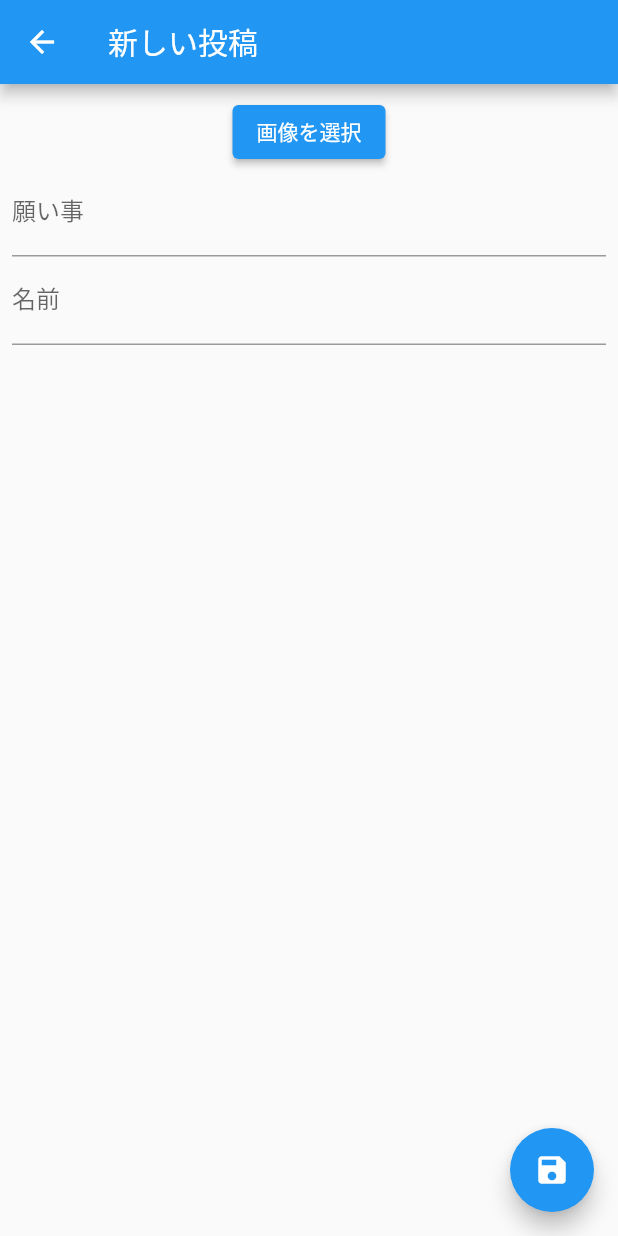
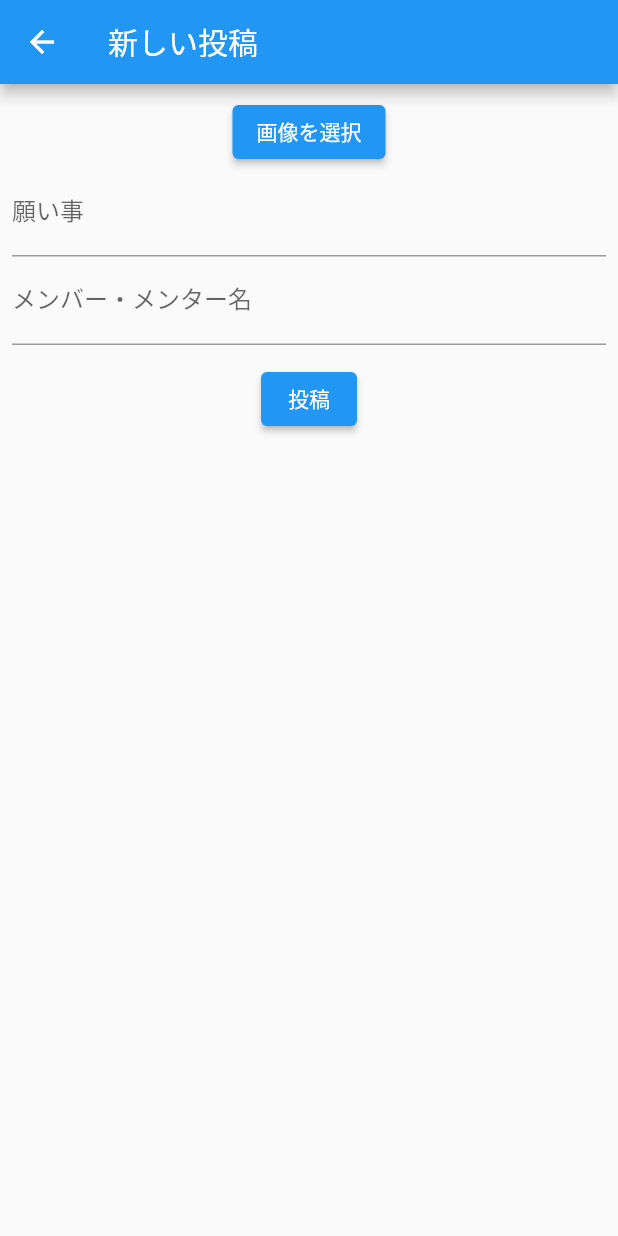
Before and after one commit to sugijotaro/dream_comes_true, a Flutter app: the NewPostPage screen opened directly, on a phone screen of 412 x 824 dp. Run offline on Flutter 3.47's test engine with Material 2 defaults, Android fonts, the phone set to English and light mode, and no system bars; our stand-ins replace cloud_firestore, firebase_core, firebase_storage; missing offline and left inert: image_picker_web; accounts and stored records are empty; statements that could not run were skipped.

Commit message:
投稿ui

```diff
--- a/lib/views/new_post_page.dart
+++ b/lib/views/new_post_page.dart
@@ -15,6 +15,7 @@ class _NewPostPageState extends State<NewPostPage> {
   Uint8List? imageBytes;
   TextEditingController wishController = TextEditingController();
   TextEditingController memberNameController = TextEditingController();
+  bool isLoading = false;
 
   @override
   void initState() {
@@ -35,6 +36,32 @@ class _NewPostPageState extends State<NewPostPage> {
     }
   }
 
+  Future<void> upload() async {
+    setState(() {
+      isLoading = true;
+    });
+
+    var metadata = SettableMetadata(
+      contentType: "image/jpeg",
+    );
+    var uploadTask = FirebaseStorage.instance
+        .ref('posts_images/${DateTime.now().toIso8601String()}')
+        .putData(imageBytes!, metadata);
+    var snapshot = await uploadTask.whenComplete(() {});
+    var imageUrl = await snapshot.ref.getDownloadURL();
+
+    Post post = Post(
+      originalImageUrl: imageUrl,
+      wish: wishController.text,
+      memberName: memberNameController.text,
+      postedDate: DateTime.now(),
+      generatedImageUrl: null,
+    );
+
+    await viewModel.uploadPost(post);
+    Navigator.pop(context);
+  }
+
   @override
   Widget build(BuildContext context) {
     return Scaffold(
@@ -48,49 +75,34 @@ class _NewPostPageState extends State<NewPostPage> {
               child: Text('画像を選択'),
             ),
             if (imageBytes != null)
-              Image.memory(imageBytes!, width: 100, height: 100), // 画像のプレビュー
+              Image.memory(imageBytes!, width: 100, height: 100),
             TextField(
               controller: wishController,
               decoration: InputDecoration(labelText: '願い事'),
             ),
             TextField(
               controller: memberNameController,
-              decoration: InputDecoration(labelText: '名前'),
+              decoration: InputDecoration(labelText: 'メンバー・メンター名'),
             ),
+            SizedBox(height: 12),
+            isLoading
+                ? CircularProgressIndicator()
+                : ElevatedButton(
+                    onPressed: () async {
+                      if (imageBytes != null &&
+                          wishController.text.isNotEmpty &&
+                          memberNameController.text.isNotEmpty) {
+                        await upload();
+                      } else {
+                        ScaffoldMessenger.of(context).showSnackBar(
+                          SnackBar(content: Text('全てのフィールドを入力してください')),
+                        );
+                      }
+                    },
+                    child: Text('投稿'),
+                  ),
           ],
         ),
-      ),
-      floatingActionButton: FloatingActionButton(
-        onPressed: () async {
-          if (imageBytes != null &&
-              wishController.text.isNotEmpty &&
-              memberNameController.text.isNotEmpty) {
-            var metadata = SettableMetadata(
-              contentType: "image/jpeg",
-            );
-            var uploadTask = FirebaseStorage.instance
-                .ref('posts_images/${DateTime.now().toIso8601String()}')
-                .putData(imageBytes!, metadata);
-            var snapshot = await uploadTask.whenComplete(() {});
-            var imageUrl = await snapshot.ref.getDownloadURL();
-
-            Post post = Post(
-              originalImageUrl: imageUrl,
-              wish: wishController.text,
-              memberName: memberNameController.text,
-              postedDate: DateTime.now(),
-              generatedImageUrl: '', // 仮
-            );
-
-            await viewModel.uploadPost(post);
-            Navigator.pop(context);
-          } else {
-            ScaffoldMessenger.of(context).showSnackBar(
-              SnackBar(content: Text('全てのフィールドを入力してください')),
-            );
-          }
-        },
-        child: Icon(Icons.save),
       ),
     );
   }
```
